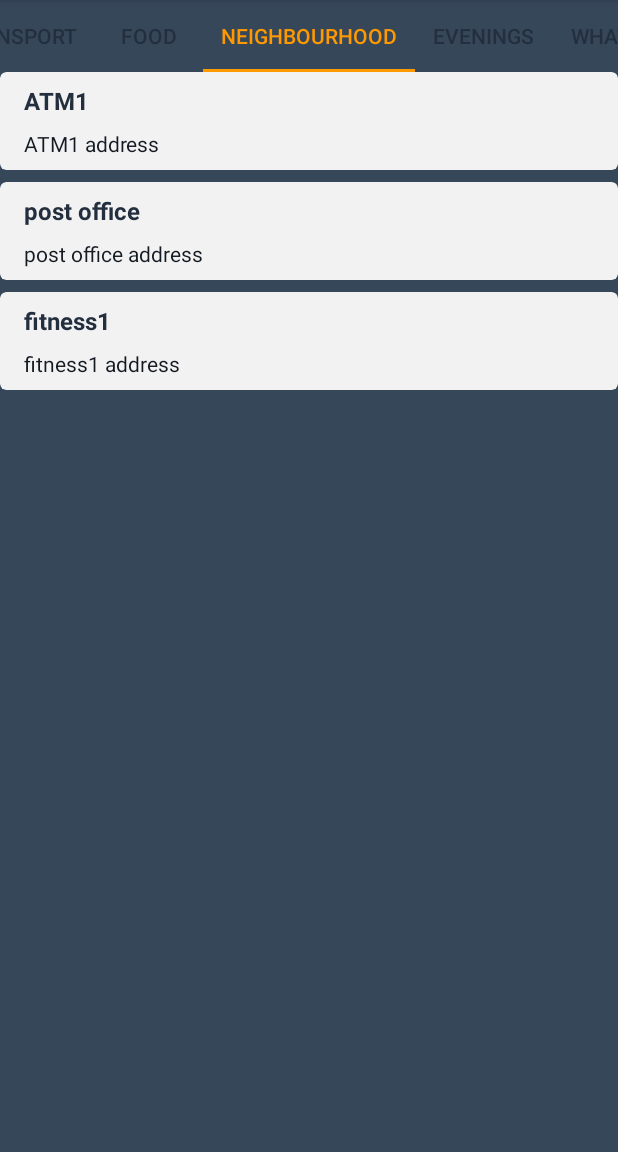
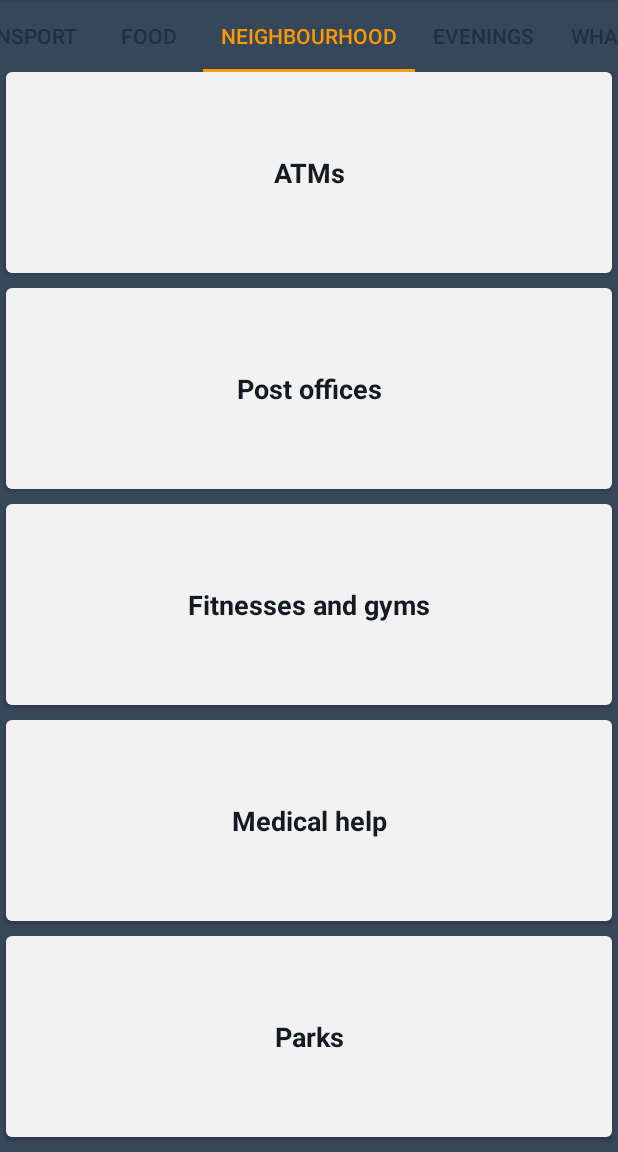
Before and after one commit to wuujcik/PRG14, an Android app: the fragment NeighbourhoodFragment placed in its activity, tab 4 chosen, on a phone screen of 412 x 824 dp, the part 84-1236 px from its top. Run offline under Robolectric (Android 15) with nearby library versions, the phone set to English and light mode, and no system bars.

Commit message:
added package for fragments to clean the code changed the UI for neighbourhood

```diff
--- a/app/src/main/java/com/wuujcik/prg14/NeighbourhoodFragment.java
+++ /dev/null
@@ -1,71 +0,0 @@
-package com.wuujcik.prg14;
-
-
-import android.content.Context;
-import android.content.Intent;
-import android.net.Uri;
-import android.os.Bundle;
-import android.support.v4.app.Fragment;
-import android.view.LayoutInflater;
-import android.view.View;
-import android.view.ViewGroup;
-import android.widget.AdapterView;
-import android.widget.ListView;
-import android.widget.Toast;
-
-import java.util.ArrayList;
-
-
-/**
- * A simple {@link Fragment} subclass.
- */
-public class NeighbourhoodFragment extends Fragment {
-
-
-    public NeighbourhoodFragment() {
-        // Required empty public constructor
-    }
-
-
-    @Override
-    public View onCreateView(LayoutInflater inflater, ViewGroup container,
-                             Bundle savedInstanceState) {
-        // Inflate the layout for this fragment
-        View rootView = inflater.inflate(R.layout.list_view, container, false);
-
-        //the list of all restaurants that should be shown on the app
-        final ArrayList<Place> neighbours = new ArrayList<>();
-        neighbours.add(new Place("ATM1", "ATM1 address"));
-        neighbours.add(new Place("post office", "post office address"));
-        neighbours.add(new Place("fitness1", "fitness1 address"));
-
-        //sets the layout to use PlaceAdapter
-        PlaceAdapter adapter = new PlaceAdapter(getActivity(), neighbours);
-        ListView listView = (ListView) rootView.findViewById(R.id.list_view);
-
-        listView.setAdapter(adapter);
-
-        //When the user clicks on the list_item on the list view, it opens the website linked to the object
-        // or shows a toast message if no website
-        listView.setOnItemClickListener(new AdapterView.OnItemClickListener() {
-            @Override
-            public void onItemClick(AdapterView<?> adapter, View view, int position, long id) {
-                Place place = neighbours.get(position);
-                if (place.getmWebsite() != null) {
-                    Intent intent = new Intent(Intent.ACTION_VIEW);
-                    intent.setData(Uri.parse(place.getmWebsite()));
-                    startActivity(intent);
-                } else {
-                    //Shows TOAST message "Sorry, no website!" in the place doesn't have the URL added to the Place object
-                    Context context = getActivity().getApplicationContext();
-                    CharSequence text = getString(R.string.no_website);
-                    int duration = Toast.LENGTH_SHORT;
-                    Toast toast = Toast.makeText(context, text, duration);
-                    toast.show();
-                }
-            }
-        });
-
-        return rootView;
-    }
-}
--- a/app/src/main/java/com/wuujcik/prg14/TransportFragment.java
+++ b/app/src/main/java/com/wuujcik/prg14/fragments/EveningsFragment.java
@@ -1,19 +1,16 @@
-package com.wuujcik.prg14;
+package com.wuujcik.prg14.fragments;
 
-import android.content.Intent;
 import android.os.Bundle;
 import android.support.v4.app.Fragment;
 import android.view.LayoutInflater;
 import android.view.View;
 import android.view.ViewGroup;
-import android.widget.TextView;
 
-import com.wuujcik.prg14.transport.TransportOverview;
+import com.wuujcik.prg14.R;
 
+public class EveningsFragment extends Fragment {
 
-public class TransportFragment extends Fragment {
-
-    public TransportFragment() {
+    public EveningsFragment() {
         // Required empty public constructor
     }
 
@@ -21,11 +18,8 @@ public class TransportFragment extends Fragment {
     public View onCreateView(LayoutInflater inflater, ViewGroup container,
                              Bundle savedInstanceState) {
         // Inflate the layout for this fragment
-        View rootView = inflater.inflate(R.layout.fragment_transport, container, false);
-
-
+        View rootView = inflater.inflate(R.layout.fragment_evenings, container, false);
 
         return rootView;
     }
-
 }
--- a/app/src/main/java/com/wuujcik/prg14/FoodFragment.java
+++ b/app/src/main/java/com/wuujcik/prg14/fragments/FoodFragment.java
@@ -1,4 +1,4 @@
-package com.wuujcik.prg14;
+package com.wuujcik.prg14.fragments;
 
 import android.content.Context;
 import android.content.Intent;
@@ -11,6 +11,10 @@ import android.view.ViewGroup;
 import android.widget.AdapterView;
 import android.widget.ListView;
 import android.widget.Toast;
+
+import com.wuujcik.prg14.Place;
+import com.wuujcik.prg14.PlaceAdapter;
+import com.wuujcik.prg14.R;
 
 import java.util.ArrayList;
 
--- /dev/null
+++ b/app/src/main/java/com/wuujcik/prg14/fragments/NeighbourhoodFragment.java
@@ -0,0 +1,44 @@
+package com.wuujcik.prg14.fragments;
+
+
+import android.content.Context;
+import android.content.Intent;
+import android.net.Uri;
+import android.os.Bundle;
+import android.support.v4.app.Fragment;
+import android.view.LayoutInflater;
+import android.view.View;
+import android.view.ViewGroup;
+import android.widget.AdapterView;
+import android.widget.ListView;
+import android.widget.Toast;
+
+import com.wuujcik.prg14.Place;
+import com.wuujcik.prg14.PlaceAdapter;
+import com.wuujcik.prg14.R;
+
+import java.util.ArrayList;
+
+
+/**
+ * A simple {@link Fragment} subclass.
+ */
+public class NeighbourhoodFragment extends Fragment {
+
+
+    public NeighbourhoodFragment() {
+        // Required empty public constructor
+    }
+
+
+    @Override
+    public View onCreateView(LayoutInflater inflater, ViewGroup container,
+                             Bundle savedInstanceState) {
+        // Inflate the layout for this fragment
+        View rootView = inflater.inflate(R.layout.fragment_neighbourhood, container, false);
+
+
+        return rootView;
+    }
+
+}
--- a/app/src/main/res/layout/fragment_businesses.xml
+++ b/app/src/main/res/layout/fragment_businesses.xml
@@ -3,7 +3,7 @@
     xmlns:tools="http://schemas.android.com/tools"
     android:layout_width="match_parent"
     android:layout_height="match_parent"
-    tools:context=".BusinessesFragment">
+    tools:context=".fragments.BusinessesFragment">
 
     <!-- TODO: Update blank fragment layout -->
     <TextView
--- a/app/src/main/res/layout/fragment_evenings.xml
+++ b/app/src/main/res/layout/fragment_evenings.xml
@@ -3,7 +3,7 @@
     xmlns:tools="http://schemas.android.com/tools"
     android:layout_width="match_parent"
     android:layout_height="match_parent"
-    tools:context=".EveningsFragment">
+    tools:context=".fragments.EveningsFragment">
 
     <!-- TODO: Update blank fragment layout -->
     <TextView
--- /dev/null
+++ b/app/src/main/res/layout/fragment_neighbourhood.xml
@@ -0,0 +1,37 @@
+<?xml version="1.0" encoding="utf-8"?>
+<LinearLayout xmlns:android="http://schemas.android.com/apk/res/android"
+    xmlns:tools="http://schemas.android.com/tools"
+    android:layout_width="match_parent"
+    android:layout_height="match_parent"
+    android:background="@color/amzn_blue"
+    android:orientation="vertical"
+    tools:context="com.wuujcik.prg14.MainActivity">
+
+
+    <Button
+        style="@style/CategoryStyle"
+        android:text="ATMs"
+        android:onClick="button_neighbour_atm"/>
+
+    <Button
+        style="@style/CategoryStyle"
+        android:text="Post offices"
+        android:onClick="button_button_neighbour_post_office"/>
+
+
+    <Button
+        style="@style/CategoryStyle"
+        android:text="Fitnesses and gyms"
+        android:onClick="button_neighbour_fittness"/>
+
+    <Button
+        style="@style/CategoryStyle"
+        android:text="Medical help"
+        android:onClick="button_neighbour_medical"/>
+
+    <Button
+        style="@style/CategoryStyle"
+        android:text="Parks"
+        android:onClick="button_neighbour_parks"/>
+
+</LinearLayout>
--- a/app/src/main/res/values/strings.xml
+++ b/app/src/main/res/values/strings.xml
@@ -1,9 +1,8 @@
 <resources>
     <string name="app_name">PRG14</string>
 
-    <!-- TODO: Remove or change this placeholder text -->
     <string name="hello_blank_fragment">Hello blank fragment</string>
-    <string name="welcome">Welcome to Amazon Prague PRG14</string>
+    <string name="welcome">Welcome to Amazon PRG14</string>
     <string name="Where">Where to find us:</string>
     <string name="address">Sokolovská 268/115\nKarlín\n180 00 Praha 8\nCzech Republic</string>
     <string name="How_to_find">How to get to the office:</string>
```
Also changed, not shown: app/src/main/java/com/wuujcik/prg14/MainActivity.java (+19 -5 lines), app/src/main/java/com/wuujcik/prg14/SimplePagerAdapter.java (+7 -0 lines), app/src/main/java/com/wuujcik/prg14/fragments/BusinessesFragment.java (renamed from app/src/main/java/com/wuujcik/prg14/EveningsFragment.java, +13 -4 lines), app/src/main/java/com/wuujcik/prg14/fragments/LocationFragment.java (renamed from app/src/main/java/com/wuujcik/prg14/LocationFragment.java, +2 -5 lines), app/src/main/java/com/wuujcik/prg14/fragments/TransportFragment.java (renamed from app/src/main/java/com/wuujcik/prg14/BusinessesFragment.java, +12 -10 lines), app/src/main/res/layout/fragment_location.xml (+33 -6 lines), app/src/main/res/values/styles.xml (+27 -10 lines).
